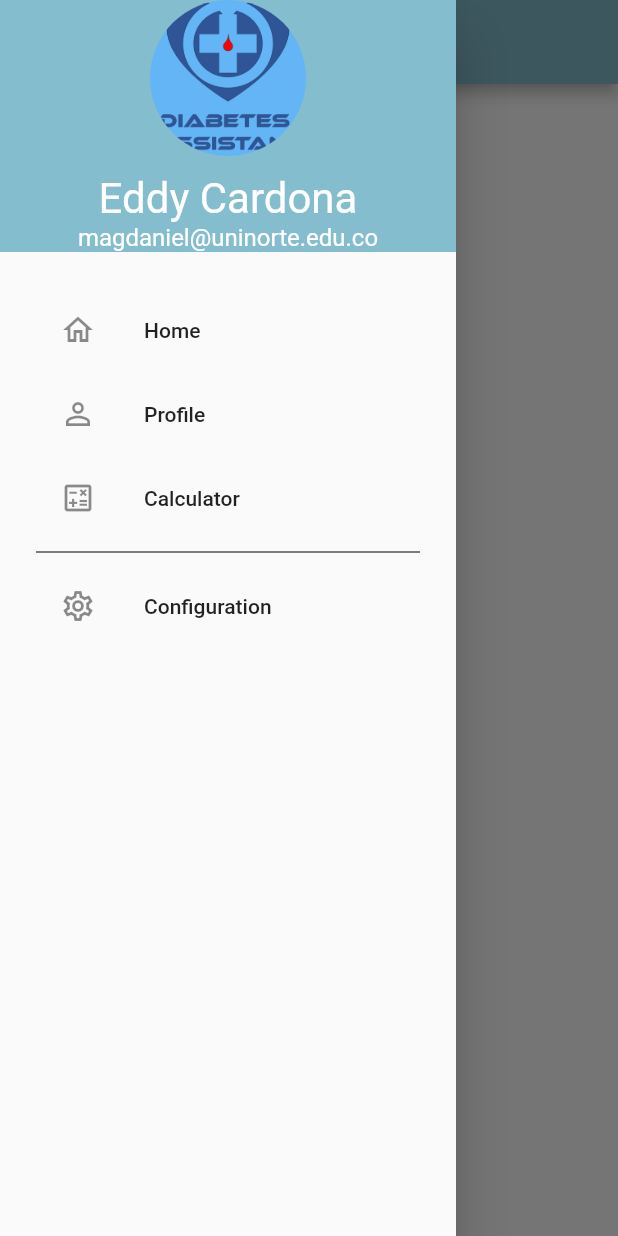
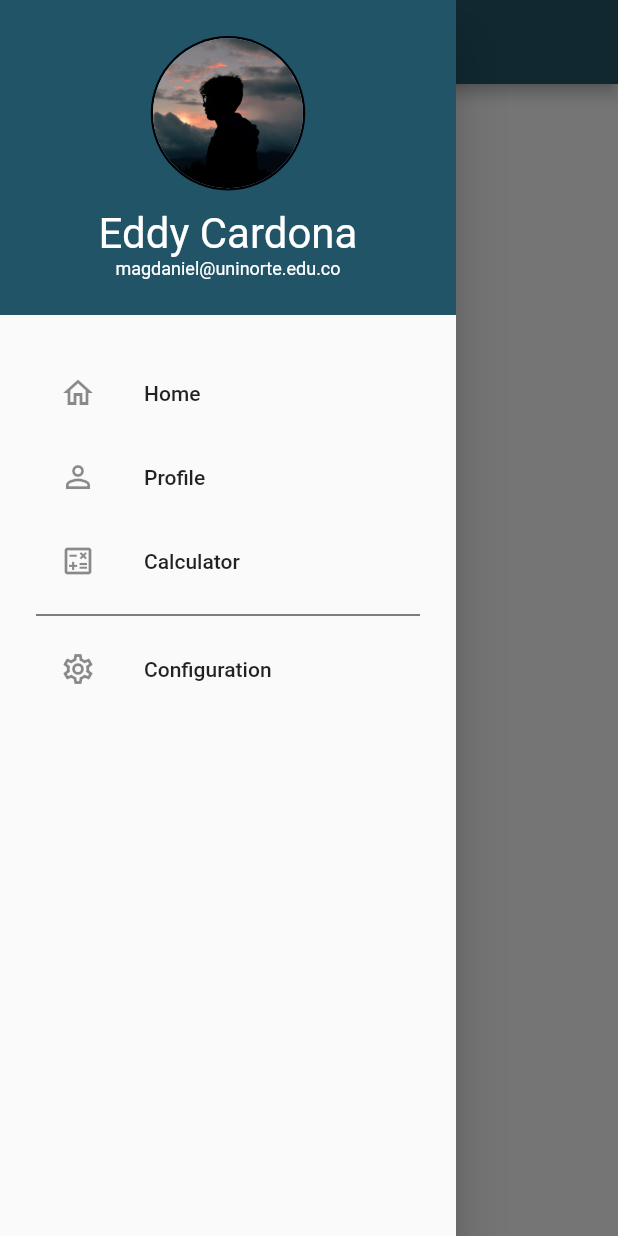
Before and after one commit to magdaniele/DIABETES_ASSISTANT, a Flutter app: the HomePage screen opened directly, with the side drawer open, on a phone screen of 412 x 824 dp. Run offline on Flutter 3.47's test engine with Material 2 defaults, Android fonts, the phone set to English and light mode, and no system bars; our stand-ins replace animated_theme_switcher, curved_navigation_bar, firebase_core; missing offline and left inert: dart:ffi; accounts and stored records are empty.

Commit message:
Style: :art: Dark mode to home page applied

```diff
--- a/lib/main.dart
+++ b/lib/main.dart
@@ -2,7 +2,7 @@
 
 import 'package:animated_theme_switcher/animated_theme_switcher.dart';
 import 'package:diabetes_assistant/privatePages/home.dart';
-//import 'package:diabetes_assistant/pages/login.dart';
+import 'package:diabetes_assistant/pages/login.dart';
 //import 'package:diabetes_assistant/privatePages/editUserProfile.dart';
 //import 'package:diabetes_assistant/privatePages/profile.dart';
 import 'package:diabetes_assistant/themes.dart';
@@ -24,7 +24,7 @@ class MyApp extends StatelessWidget {
               debugShowCheckedModeBanner: false,
                   theme: user.isDarkMode ? MyThemes.darkTheme : MyThemes.lightTheme,
                   title: 'Login Demo',
-                  home: HomePage(),
+                  home: Login(),
                   scrollBehavior: ScrollBehavior(),
                 )));
   }
--- a/lib/pages/signUp.dart
+++ b/lib/pages/signUp.dart
@@ -101,7 +101,7 @@ class _RegistrationState extends State<Registration> {
     final signUpButton = Material(
       elevation: 5,
       borderRadius: BorderRadius.circular(30),
-      color: Colors.blueAccent,
+      color: Color(0xFF84BDCE),
       child: MaterialButton(
         padding: EdgeInsets.fromLTRB(20, 15, 20, 15),
         minWidth: MediaQuery.of(context).size.width,
@@ -141,7 +141,7 @@ class _RegistrationState extends State<Registration> {
                     SizedBox(
                       height: 200,
                       child: Image.asset(
-                        'assets/Logo1.png',
+                        'assets/diabetesFree.png',
                         fit: BoxFit.contain,
                       ),
                     ),
--- a/lib/privatePages/home.dart
+++ b/lib/privatePages/home.dart
@@ -1,3 +1,6 @@
+// ignore_for_file: prefer_const_constructors
+
+import 'package:animated_theme_switcher/animated_theme_switcher.dart';
 import 'package:diabetes_assistant/privatePages/profile.dart';
 import 'package:flutter/material.dart';
 import 'package:diabetes_assistant/utils/userPreferences.dart';
@@ -6,10 +9,14 @@ class HomePage extends StatelessWidget {
   const HomePage({Key? key}) : super(key: key);
 
   @override
-  Widget build(BuildContext context) => Scaffold(
+  Widget build(BuildContext context) => ThemeSwitchingArea(
+        child: Builder(
+            builder: (context) =>Scaffold(
         appBar: AppBar(
-            title: const Text('Home'), backgroundColor: Color(0xFF84BDCE)),
+            title: const Text('Home'), backgroundColor: Color(0xFF8215466)),
         drawer: const NavigationDrawer(),
+      ),
+      ),
       );
 }
 
@@ -29,7 +36,7 @@ class NavigationDrawer extends StatelessWidget {
       );
 
   Widget builderHeader(BuildContext context) => Material(
-        color: Color(0xFF84BDCE),
+        color: Color(0xFF8215466),
         child: InkWell(
           onTap: () {
             Navigator.pop(context);
@@ -37,15 +44,22 @@ class NavigationDrawer extends StatelessWidget {
                 MaterialPageRoute(builder: (context) => const userProfile()));
           },
           child: Container(
-            color: Color(0xFF84BDCE),
+            color: Color(0xFF8215466),
             padding: EdgeInsets.only(
               top: MediaQuery.of(context).padding.top,
             ),
             child: Column(
               children: [
+                SizedBox(
+                  height: 24,
+                ),
                 CircleAvatar(
-                  radius: 52,
+                    radius: 51.5,
+                    backgroundColor: Colors.black,
+                    child: CircleAvatar(
                       backgroundImage: AssetImage(user.imagePath),
+                      radius: 50.0,
+                    ),
                     ),
                 SizedBox(
                   height: 12,
@@ -56,8 +70,11 @@ class NavigationDrawer extends StatelessWidget {
                 ),
                 Text(
                   user.email,
-                  style: TextStyle(fontSize: 16, color: Colors.white),
-                )
+                  style: TextStyle(fontSize: 12, color: Colors.white),
+                ),
+                SizedBox(
+                  height: 24,
+                ),
               ],
             ),
           ),
--- a/lib/utils/userPreferences.dart
+++ b/lib/utils/userPreferences.dart
@@ -4,7 +4,7 @@ import 'package:diabetes_assistant/model/user.dart';
 
 class userPreferences {
   static const myUser = User(
-    imagePath:'assets/Logo.png',
+    imagePath:'assets/defaultProfileImg.jpg',
     name:'Eddy Cardona',
     email:'magdaniel@uninorte.edu.co',
     about:'Me divierto en mis tiempos libres y mi meta es llegar a tener algun dia el peso ideal utilizando esta maravillosa herramienta como pie de apoyo.',
--- a/lib/widget/buttonWidget.dart
+++ b/lib/widget/buttonWidget.dart
@@ -16,6 +16,7 @@ class ButtonWidget extends StatelessWidget{
       shape: StadiumBorder(),
       onPrimary: Colors.white,
       padding: EdgeInsets.symmetric(horizontal: 32, vertical: 12),
+      primary: Color(0xFF84BDCE),
     ),
     child: Text(text),
     onPressed:  onClicked,
--- a/lib/widget/profileWidget.dart
+++ b/lib/widget/profileWidget.dart
@@ -49,7 +49,7 @@ class ProfileWidget extends StatelessWidget {
       color: Colors.white,
       all: 3,
       child: buildCircle(
-      color: color,
+      color: Color(0xFF84BDCE),
       all: 8,
       child: Icon(
         isEdit? Icons.add_a_photo : Icons.edit ,
```
Also changed, not shown: lib/pages/login.dart (+4 -4 lines), assets/defaultProfileImg.jpg (added), 1 other file. Lines whose indentation alone changed are shown as unchanged.
